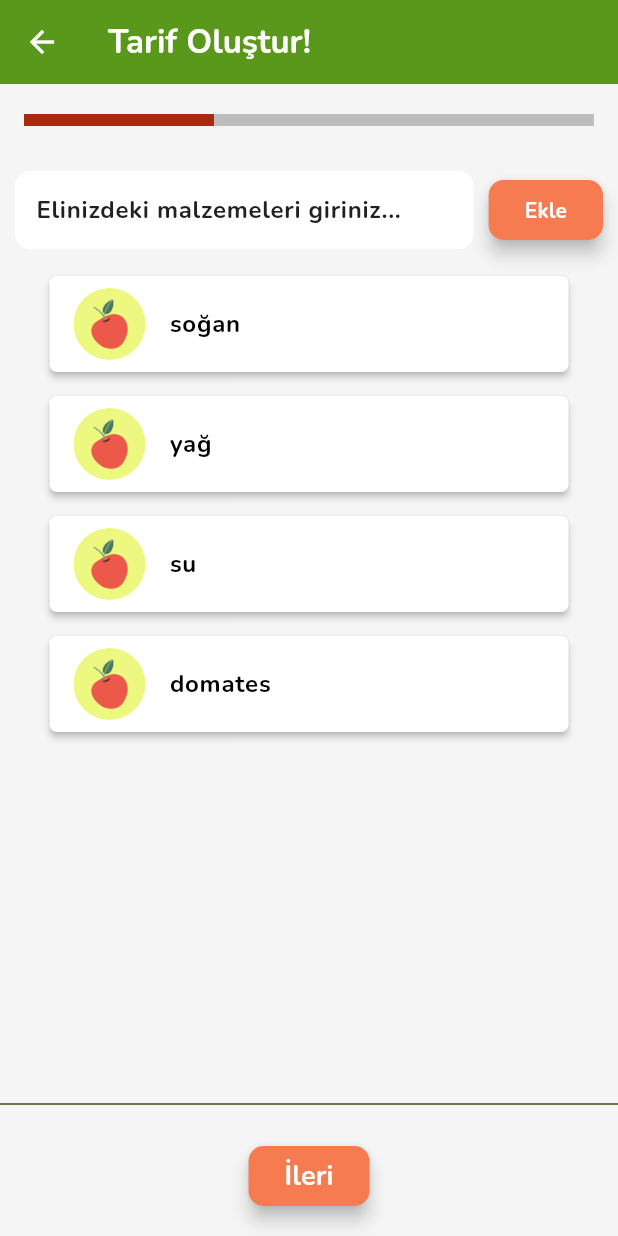
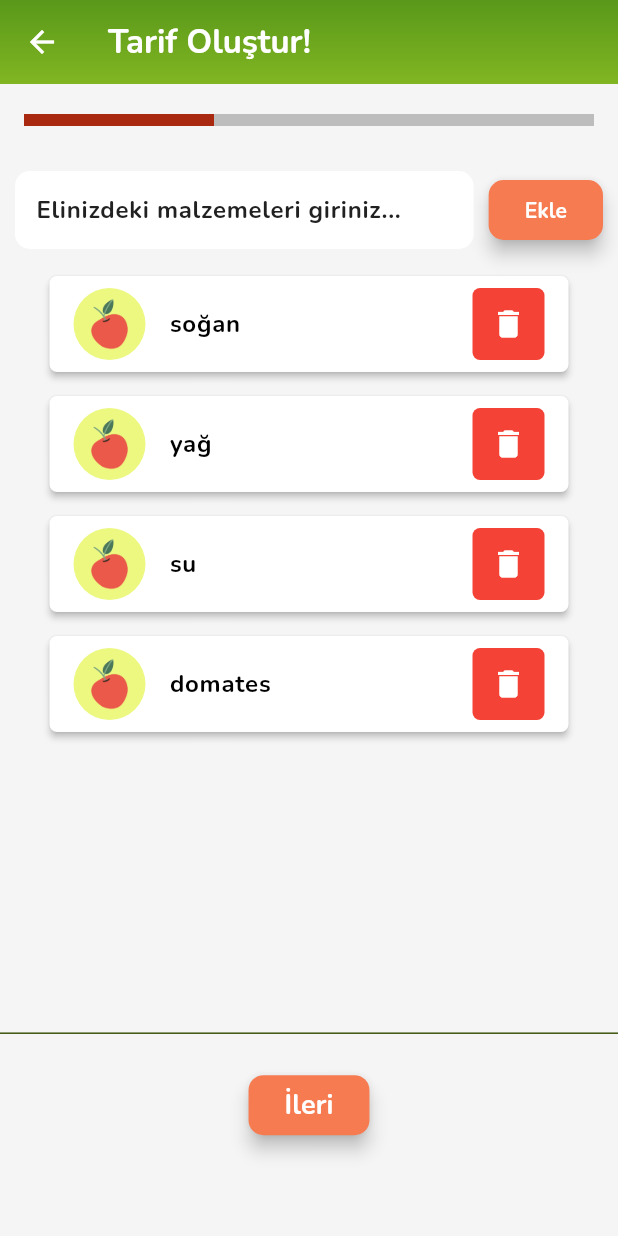
Before and after one commit to berkemremert/yesilsepet, a Flutter app: the IngredientsPage screen opened directly, on a phone screen of 412 x 824 dp. Run offline on Flutter 3.47's test engine with Material 3 defaults, Android fonts, the phone set to English and light mode, and no system bars; our stand-ins replace font_awesome_flutter; accounts and stored records are empty.

Commit message:
ingredient_list UI/UX changes

```diff
--- a/lib/Views/createRecipePage/ingredientsPage.dart
+++ b/lib/Views/createRecipePage/ingredientsPage.dart
@@ -43,7 +43,14 @@ class _IngredientsPageState extends State<IngredientsPage> {
       create: (_) => CreateRecipeViewModel(),
       child: Scaffold(
         appBar: AppBar(
-          backgroundColor: AppColors.green,
+          flexibleSpace: Container(
+            decoration: const BoxDecoration(
+              gradient: LinearGradient(
+                  begin: Alignment.topCenter,
+                  end: Alignment.bottomCenter,
+                  colors: <Color>[AppColors.green, AppColors.limeGreen]),
+            ),
+          ),
           title: const Text(
             "Tarif Oluştur!",
             style: TextStyle(
@@ -52,10 +59,12 @@ class _IngredientsPageState extends State<IngredientsPage> {
           ),
         ),
         backgroundColor: AppColors.offWhite,
-        body: Column(
+        body: SingleChildScrollView(  // Wrapping the body in SingleChildScrollView
+          child: Column(
             children: [
               ProgressBarSection(currentStep: _currentStep),
-            Expanded(
+              SizedBox(
+                height: MediaQuery.of(context).size.height * 0.7, // Adjusting the height to fit the keyboard
                 child: PageView(
                   controller: _pageController,
                   physics: NeverScrollableScrollPhysics(),
@@ -92,7 +101,7 @@ class _IngredientsPageState extends State<IngredientsPage> {
                           ),
                         ),
                         onPressed: _previousStep,
-                      child: Text(
+                        child: const Text(
                           "Geri",
                           style: TextStyle(
                             color: AppColors.black,
@@ -112,7 +121,7 @@ class _IngredientsPageState extends State<IngredientsPage> {
                       onPressed: _nextStep,
                       child: Text(
                         _currentStep == 2 ? "Oluştur" : "İleri", // Change text on last step
-                      style: TextStyle(
+                        style: const TextStyle(
                           color: AppColors.pureWhite,
                           fontWeight: FontWeight.bold,
                           fontSize: 18,
@@ -125,6 +134,7 @@ class _IngredientsPageState extends State<IngredientsPage> {
             ],
           ),
         ),
+      ),
     );
   }
 }
--- a/lib/Views/createRecipePage/widgets/ingredient_list.dart
+++ b/lib/Views/createRecipePage/widgets/ingredient_list.dart
@@ -18,26 +18,6 @@ class IngredientList extends StatelessWidget {
         itemBuilder: (context, index) {
           return Padding(
             padding: const EdgeInsets.symmetric(vertical: 4, horizontal: 8),
-            child: Dismissible(
-              key: Key(viewModel.malzemeler[index]),
-              direction: DismissDirection.endToStart,
-              onDismissed: (direction) {
-                viewModel.removeMalzeme(viewModel.malzemeler[index]);
-                ScaffoldMessenger.of(context).showSnackBar(
-                  SnackBar(
-                    content: Text('"viewModel.malzemeler[index]" removed'),
-                  ),
-                );
-              },
-              background: Container(
-                alignment: Alignment.centerRight,
-                padding: const EdgeInsets.symmetric(horizontal: 20),
-                color: Colors.red,
-                child: const Icon(
-                  Icons.delete,
-                  color: Colors.white,
-                ),
-              ),
             child: Card(
               elevation: 2,
               shape: RoundedRectangleBorder(
@@ -49,8 +29,7 @@ class IngredientList extends StatelessWidget {
                   radius: 24, // Adjust radius for circle size
                   child: ClipOval(
                     child: Image.asset(
-                        'assets/images/apple.webp',
-                        // 'assets/images/broccoli.png',
+                      'assets/images/apple.webp', // Adjust the image as needed
                       width: 36,
                       height: 36,
                       fit: BoxFit.cover,
@@ -67,6 +46,28 @@ class IngredientList extends StatelessWidget {
                 ),
                 contentPadding: const EdgeInsets.symmetric(vertical: 8, horizontal: 16),
                 dense: true,
+                trailing: GestureDetector(
+                  onTap: () {
+                    viewModel.removeMalzeme(viewModel.malzemeler[index]);
+                    ScaffoldMessenger.of(context).showSnackBar(
+                      SnackBar(
+                        content: Text('"${viewModel.malzemeler[index]}" removed'),
+                      ),
+                    );
+                  },
+                  child: Container(
+                    height: double.infinity, // Matches the height of the ListTile
+                    width: 48, // Ensures a square button with a fixed width
+                    alignment: Alignment.center,
+                    decoration: BoxDecoration(
+                      color: AppColors.red,
+                      borderRadius: BorderRadius.circular(5), // Optional: adjust for rounded corners
+                    ),
+                    child: const Icon(
+                      Icons.delete,
+                      color: Colors.white,
+                    ),
+                  ),
                 ),
               ),
             ),
--- a/lib/Views/theme/appColors.dart
+++ b/lib/Views/theme/appColors.dart
@@ -11,6 +11,10 @@ class AppColors {
   static const Color coralOrange = Color(0xFFf67b50);
   static const Color coralOrangeDark = Color(0xFFd65b30);
   static const Color scarletOrange = Color(0xFFa82810);
+
+
+
+  static const Color red = Colors.red;
 
 
   // White tones
```
Lines whose indentation alone changed are shown as unchanged.
